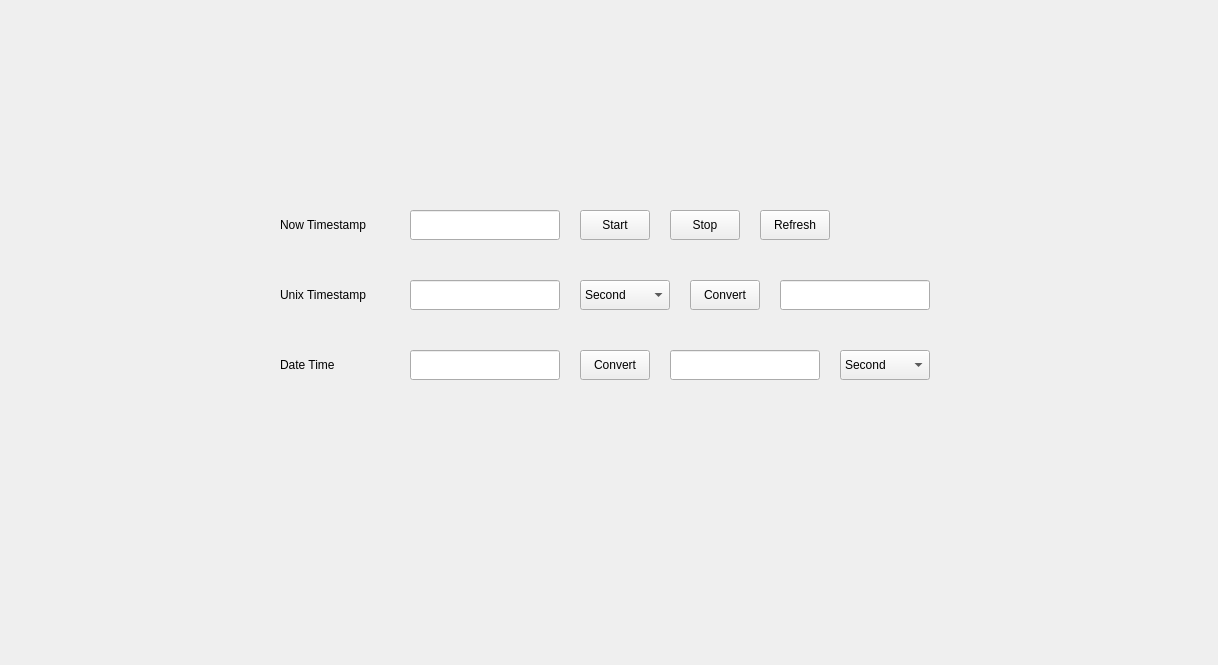
This is timestamp.ui in sunquakes/development-kits as Qt 5 draws it before an edit. The edited form follows.
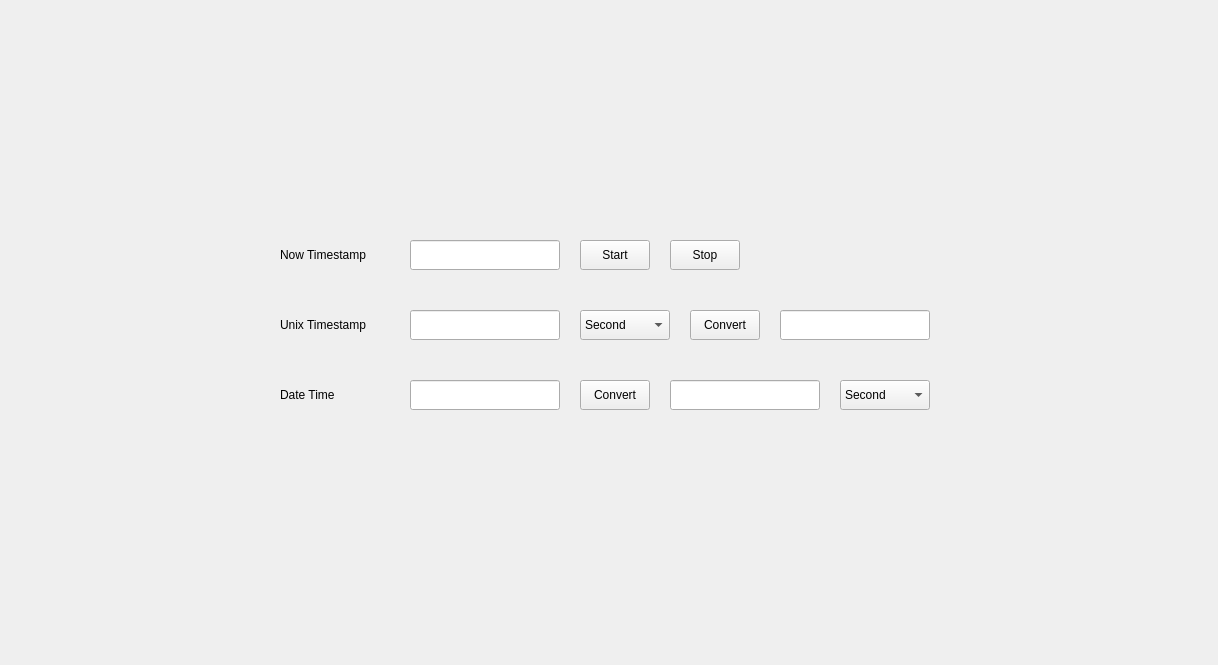
This is the edited form.

Commit message: Timestamp and datetime convert each other.

```diff
--- a/timestamp.ui
+++ b/timestamp.ui
@@ -13,11 +13,20 @@
   <property name="windowTitle">
    <string>Form</string>
   </property>
+  <widget class="QWidget" name="widget" native="true">
+   <property name="geometry">
+    <rect>
+     <x>270</x>
+     <y>230</y>
+     <width>671</width>
+     <height>191</height>
+    </rect>
+   </property>
   <widget class="QLabel" name="nowLabel">
    <property name="geometry">
     <rect>
-     <x>280</x>
-     <y>210</y>
+      <x>10</x>
+      <y>10</y>
      <width>120</width>
      <height>30</height>
     </rect>
@@ -26,37 +35,11 @@
     <string>Now Timestamp</string>
    </property>
   </widget>
-  <widget class="QLineEdit" name="nowLineEdit">
-   <property name="geometry">
-    <rect>
-     <x>410</x>
-     <y>210</y>
-     <width>150</width>
-     <height>30</height>
-    </rect>
-   </property>
-   <property name="text">
-    <string/>
-   </property>
-  </widget>
-  <widget class="QPushButton" name="startButton">
-   <property name="geometry">
-    <rect>
-     <x>580</x>
-     <y>210</y>
-     <width>70</width>
-     <height>30</height>
-    </rect>
-   </property>
-   <property name="text">
-    <string>Start</string>
-   </property>
-  </widget>
   <widget class="QPushButton" name="endButton">
    <property name="geometry">
     <rect>
-     <x>670</x>
-     <y>210</y>
+      <x>400</x>
+      <y>10</y>
      <width>70</width>
      <height>30</height>
     </rect>
@@ -65,90 +48,24 @@
     <string>Stop</string>
    </property>
   </widget>
-  <widget class="QPushButton" name="refreshButton">
+   <widget class="QPushButton" name="startButton">
    <property name="geometry">
     <rect>
-     <x>760</x>
-     <y>210</y>
+      <x>310</x>
+      <y>10</y>
      <width>70</width>
      <height>30</height>
     </rect>
    </property>
    <property name="text">
-    <string>Refresh</string>
-   </property>
-  </widget>
-  <widget class="QLabel" name="timestampLabel">
-   <property name="geometry">
-    <rect>
-     <x>280</x>
-     <y>280</y>
-     <width>120</width>
-     <height>30</height>
-    </rect>
-   </property>
-   <property name="text">
-    <string>Unix Timestamp</string>
-   </property>
-  </widget>
-  <widget class="QLineEdit" name="timestampLineEdit">
-   <property name="geometry">
-    <rect>
-     <x>410</x>
-     <y>280</y>
-     <width>150</width>
-     <height>30</height>
-    </rect>
-   </property>
-  </widget>
-  <widget class="QLineEdit" name="timestampLineEdit_2">
-   <property name="geometry">
-    <rect>
-     <x>780</x>
-     <y>280</y>
-     <width>150</width>
-     <height>30</height>
-    </rect>
-   </property>
-  </widget>
-  <widget class="QPushButton" name="timestampConvertButton">
-   <property name="geometry">
-    <rect>
-     <x>690</x>
-     <y>280</y>
-     <width>70</width>
-     <height>30</height>
-    </rect>
-   </property>
-   <property name="text">
-    <string>Convert</string>
-   </property>
-  </widget>
-  <widget class="QComboBox" name="timestampComboBox">
-   <property name="geometry">
-    <rect>
-     <x>580</x>
-     <y>280</y>
-     <width>90</width>
-     <height>30</height>
-    </rect>
-   </property>
-   <item>
-    <property name="text">
-     <string>Second</string>
-    </property>
-   </item>
-   <item>
-    <property name="text">
-     <string>Millisecond</string>
-    </property>
-   </item>
-  </widget>
+     <string>Start</string>
+    </property>
+   </widget>
   <widget class="QLabel" name="datetimeLabel">
    <property name="geometry">
     <rect>
-     <x>280</x>
-     <y>350</y>
+      <x>10</x>
+      <y>150</y>
      <width>120</width>
      <height>30</height>
     </rect>
@@ -157,21 +74,34 @@
     <string>Date Time</string>
    </property>
   </widget>
-  <widget class="QLineEdit" name="datetimeLineEdit">
+   <widget class="QLineEdit" name="timestampLineEdit">
    <property name="geometry">
     <rect>
-     <x>410</x>
-     <y>350</y>
+      <x>140</x>
+      <y>80</y>
      <width>150</width>
      <height>30</height>
     </rect>
    </property>
   </widget>
+   <widget class="QPushButton" name="timestampConvertButton">
+    <property name="geometry">
+     <rect>
+      <x>420</x>
+      <y>80</y>
+      <width>70</width>
+      <height>30</height>
+     </rect>
+    </property>
+    <property name="text">
+     <string>Convert</string>
+    </property>
+   </widget>
   <widget class="QPushButton" name="datetimeConvertButton">
    <property name="geometry">
     <rect>
-     <x>580</x>
-     <y>350</y>
+      <x>310</x>
+      <y>150</y>
      <width>70</width>
      <height>30</height>
     </rect>
@@ -180,21 +110,11 @@
     <string>Convert</string>
    </property>
   </widget>
-  <widget class="QLineEdit" name="datetimeLineEdit_2">
-   <property name="geometry">
-    <rect>
-     <x>670</x>
-     <y>350</y>
-     <width>150</width>
-     <height>30</height>
-    </rect>
-   </property>
-  </widget>
   <widget class="QComboBox" name="datetimeComboBox">
    <property name="geometry">
     <rect>
-     <x>840</x>
-     <y>350</y>
+      <x>570</x>
+      <y>150</y>
      <width>90</width>
      <height>30</height>
     </rect>
@@ -209,6 +129,83 @@
      <string>Millisecond</string>
     </property>
    </item>
+   </widget>
+   <widget class="QLineEdit" name="datetimeLineEdit">
+    <property name="geometry">
+     <rect>
+      <x>140</x>
+      <y>150</y>
+      <width>150</width>
+      <height>30</height>
+     </rect>
+    </property>
+   </widget>
+   <widget class="QLineEdit" name="nowLineEdit">
+    <property name="geometry">
+     <rect>
+      <x>140</x>
+      <y>10</y>
+      <width>150</width>
+      <height>30</height>
+     </rect>
+    </property>
+    <property name="text">
+     <string/>
+    </property>
+   </widget>
+   <widget class="QLineEdit" name="datetimeLineEdit_2">
+    <property name="geometry">
+     <rect>
+      <x>400</x>
+      <y>150</y>
+      <width>150</width>
+      <height>30</height>
+     </rect>
+    </property>
+   </widget>
+   <widget class="QLineEdit" name="timestampLineEdit_2">
+    <property name="geometry">
+     <rect>
+      <x>510</x>
+      <y>80</y>
+      <width>150</width>
+      <height>30</height>
+     </rect>
+    </property>
+   </widget>
+   <widget class="QLabel" name="timestampLabel">
+    <property name="geometry">
+     <rect>
+      <x>10</x>
+      <y>80</y>
+      <width>120</width>
+      <height>30</height>
+     </rect>
+    </property>
+    <property name="text">
+     <string>Unix Timestamp</string>
+    </property>
+   </widget>
+   <widget class="QComboBox" name="timestampComboBox">
+    <property name="geometry">
+     <rect>
+      <x>310</x>
+      <y>80</y>
+      <width>90</width>
+      <height>30</height>
+     </rect>
+    </property>
+    <item>
+     <property name="text">
+      <string>Second</string>
+     </property>
+    </item>
+    <item>
+     <property name="text">
+      <string>Millisecond</string>
+     </property>
+    </item>
+   </widget>
   </widget>
  </widget>
  <resources/>
```
Lines whose indentation alone changed are shown as unchanged. The commit also changes 3 other files.
